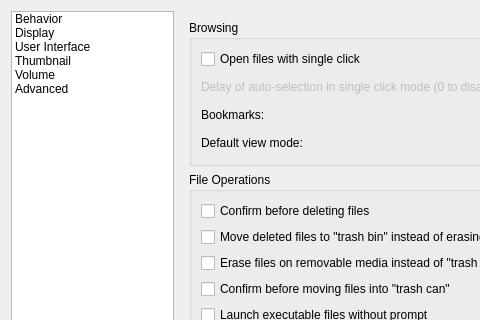
Above: pcmanfm/preferences.ui from lxqt/pcmanfm-qt before the change; both pictures show x 0 to 480 and y 0 to 320 of the 685 by 456 pixel window. Below: the same form after it.
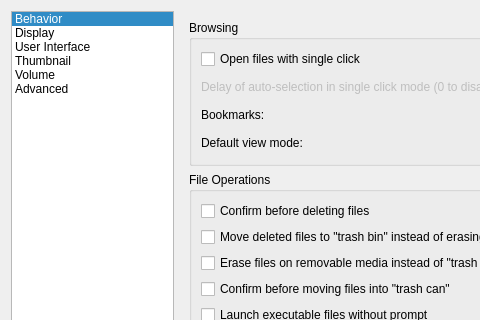
That is the form after the change.

Commit message: Select the first row of Preferences

What changed in the file:
```diff
--- a/pcmanfm/preferences.ui
+++ b/pcmanfm/preferences.ui
@@ -28,7 +28,7 @@
         <enum>Qt::ScrollBarAlwaysOff</enum>
        </property>
        <property name="currentRow">
-        <number>-1</number>
+        <number>0</number>
        </property>
        <item>
         <property name="text">
```
